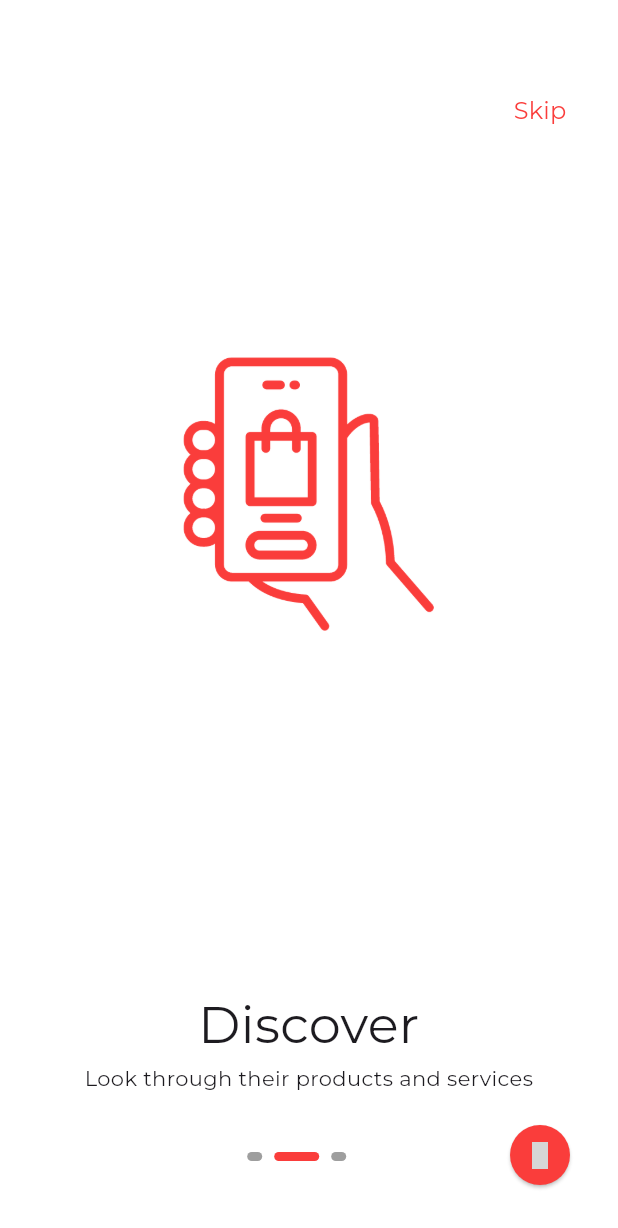
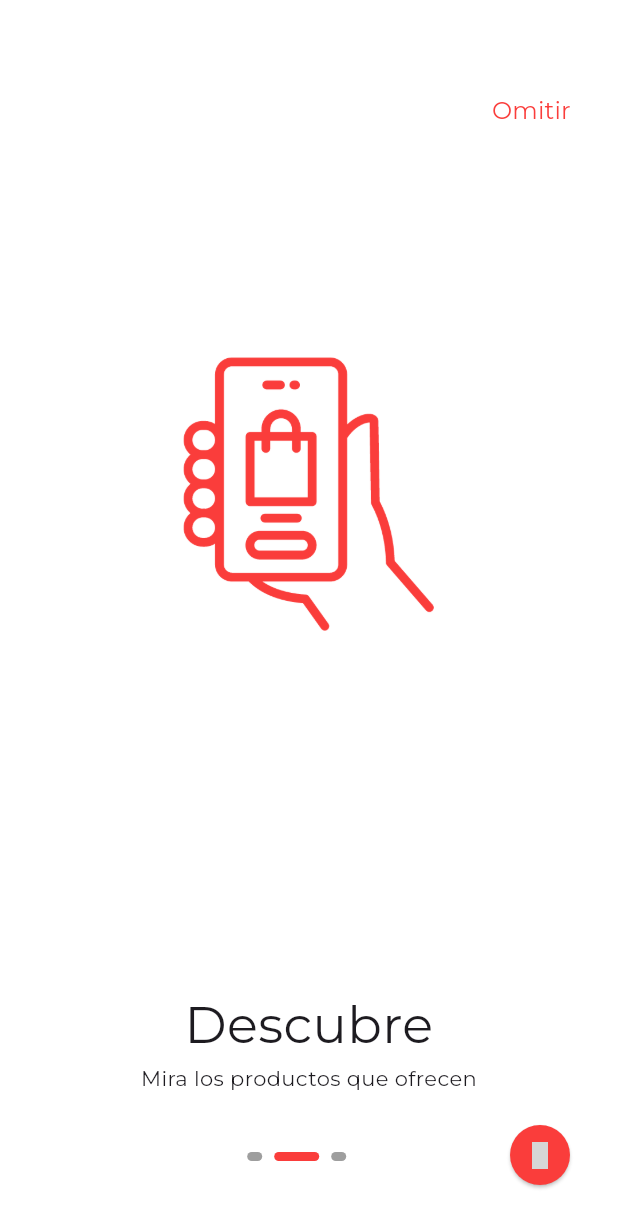
Before and after one commit to WolvenSoen/street_vendors, a Flutter app: the screen it shows after launch, swiped to page 2, on a phone screen of 412 x 824 dp. Shown: the top 1228 px of the screen. Run offline on Flutter 3.47's test engine with Material 3 defaults, Android fonts, the light colour scheme and no system bars; drawn by our look-alikes of smooth_page_indicator; our stand-ins replace cloud_firestore, connectivity_plus, firebase_auth, firebase_core, firebase_messaging, firebase_storage and 9 more; accounts and stored records are empty; grey boxes are pictures that could not be loaded.

Commit message:
Text Translation

```diff
--- a/lib/src/features/authentication/views/login/login.dart
+++ b/lib/src/features/authentication/views/login/login.dart
@@ -117,7 +117,7 @@ class LoginScreen extends StatelessWidget {
             ),
 
             /// Divider
-            const Row(
+            /*const Row(
               children: [
                 Expanded(child: Divider()),
                 Padding(
@@ -138,7 +138,7 @@ class LoginScreen extends StatelessWidget {
                     icon: Icon(Icons.g_mobiledata_rounded),
                     iconSize: 70),
               ],
-            ),
+            ),*/
           ],
         ),
       ),
--- a/lib/src/features/authentication/views/onboarding/onboarding.dart
+++ b/lib/src/features/authentication/views/onboarding/onboarding.dart
@@ -25,16 +25,16 @@ class OnBoardingScreen extends StatelessWidget {
           children: [
             OnBoardingPage(
                 image: dark? TextStrings.OnboardingImageDark : TextStrings.OnboardingImageLight,
-                title: 'Welcome to Streeter',
-                subtitle: 'Find the best street vendors in your city'),
+                title: 'Bienvenido a Streeter!',
+                subtitle: 'Encuentra a tus vendedores locales'),
             OnBoardingPage(
                 image: dark? TextStrings.OnboardingImageDark2: TextStrings.OnboardingImageLight2,
-                title: 'Discover',
-                subtitle: 'Look through their products and services'),
+                title: 'Descubre',
+                subtitle: 'Mira los productos que ofrecen'),
             OnBoardingPage(
                 image: dark? TextStrings.OnboardingImageDark3 : TextStrings.OnboardingImageLight3,
-                title: 'Support',
-                subtitle: 'Support your local street vendors'),
+                title: 'Apoya',
+                subtitle: 'Compra y apoya a los vendedores locales'),
           ]),
       const SkipOnBoarding(),
       const OnBoardingIndicator(),
--- a/lib/src/features/authentication/views/onboarding/onboarding_widgets/skip_onboarding.dart
+++ b/lib/src/features/authentication/views/onboarding/onboarding_widgets/skip_onboarding.dart
@@ -11,7 +11,7 @@ class SkipOnBoarding extends StatelessWidget {
     return Positioned(
         child: TextButton(onPressed: () {
           OnBoardingController.instance.skipPage();
-        }, child: const Text('Skip')),
+        }, child: const Text('Omitir')),
         top: 50,
         right: 20);
   }
--- a/lib/src/features/profile/views/profile.dart
+++ b/lib/src/features/profile/views/profile.dart
@@ -126,7 +126,7 @@ class ProfileScreen extends StatelessWidget {
             // VERSION INFO
             const SizedBox(height: 20),
             const Text(
-              'Versión 1.4',
+              'Versión 1.5',
               style: TextStyle(color: AppColors.lightGrey),
             ),
           ],
```
Also changed, not shown: 1 other file.
